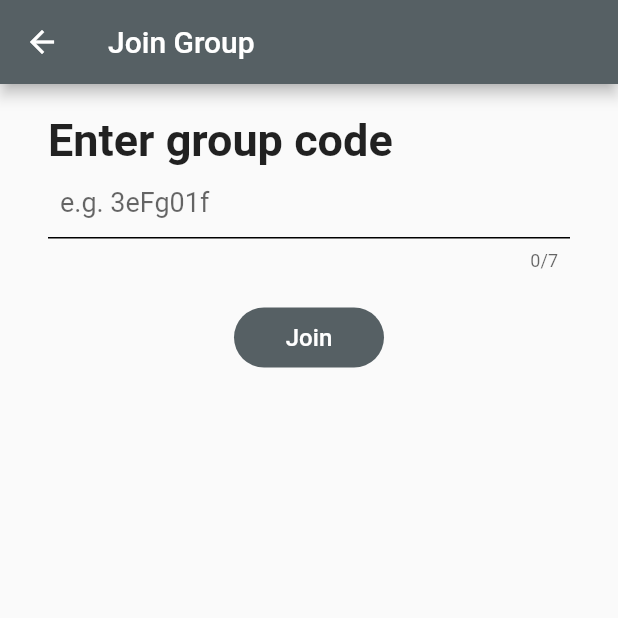
After one commit to sachinds501/location_tracker, a Flutter app: the screen it shows once a user with an empty profile is signed in, in the side drawer, after a tap on "Join Group", on a phone screen of 412 x 824 dp, the top half of it. The commit adds this screen. Run offline on Flutter 3.47's test engine with Material 2 defaults, Android fonts, the phone set to English and light mode, and no system bars; our stand-ins replace cloud_firestore, firebase_auth, firebase_core, flutter_speed_dial, google_maps_flutter, location and 3 more; accounts and stored records are empty.

Commit message:
created ui for join and create group | tab bar

```diff
--- a/lib/auth/setdetails.dart
+++ b/lib/auth/setdetails.dart
@@ -1,3 +1,5 @@
+// ignore_for_file: avoid_print
+
 import 'package:cloud_firestore/cloud_firestore.dart';
 import 'package:firebase_auth/firebase_auth.dart';
 import 'package:location/location.dart' as loc;
--- a/lib/drawer/drawer.dart
+++ b/lib/drawer/drawer.dart
@@ -1,9 +1,14 @@
-// ignore_for_file: prefer_const_constructors
+// ignore_for_file: prefer_const_constructors, use_build_context_synchronously
 
 import 'package:cloud_firestore/cloud_firestore.dart';
 import 'package:firebase_auth/firebase_auth.dart';
 import 'package:flutter/material.dart';
 import 'package:location_tracker/drawer/userprofile.dart';
+import 'package:location_tracker/group/create_group.dart';
+import 'package:location_tracker/group/join_group.dart';
+import 'package:location_tracker/widgets.dart';
+
+import '../auth/login.dart';
 
 class AppDrawer extends StatefulWidget {
   const AppDrawer({Key? key}) : super(key: key);
@@ -41,7 +46,30 @@ class _AppDrawerState extends State<AppDrawer> {
                       color: Color.fromARGB(255, 86, 96, 100),
                     ),
                     accountName: Text(name.toString()),
-                    accountEmail: Text('$name@gmail.com'.toLowerCase()))
+                    accountEmail: Text('$name@gmail.com'.toLowerCase())),
+                ListTile(
+                  title: Text('Join Group'),
+                  onTap: () {
+                    Navigator.of(context).push(SizeTransition5(JoinGroup()));
+                  },
+                ),
+                ListTile(
+                  title: Text('Create Group'),
+                  onTap: () {
+                    Navigator.of(context).push(SizeTransition5(CreateGroup()));
+                  },
+                ),
+                ListTile(
+                    leading: const Icon(Icons.logout),
+                    title: Text('Logout'),
+                    onTap: () async {
+                      await FirebaseAuth.instance.signOut();
+                      Navigator.pushAndRemoveUntil(
+                          context,
+                          MaterialPageRoute(
+                              builder: (context) => const LoginScreen()),
+                          (route) => false);
+                    }),
               ],
             ),
           );
--- a/lib/drawer/userprofile.dart
+++ b/lib/drawer/userprofile.dart
@@ -154,7 +154,7 @@ class _UserProfileState extends State<UserProfile> {
         .doc(user?.uid)
         .snapshots()
         .listen((userData) {
-      if (this.mounted) {
+      if (mounted) {
         setState(() {
           name = userData.data()!['name'];
         });
--- /dev/null
+++ b/lib/group/join_group.dart
@@ -0,0 +1,61 @@
+import 'package:flutter/material.dart';
+import 'package:location_tracker/widgets.dart';
+import 'package:velocity_x/velocity_x.dart';
+
+class JoinGroup extends StatefulWidget {
+  const JoinGroup({Key? key}) : super(key: key);
+
+  @override
+  State<JoinGroup> createState() => _JoinGroupState();
+}
+
+class _JoinGroupState extends State<JoinGroup> {
+  @override
+  Widget build(BuildContext context) {
+    return Scaffold(
+      appBar: myAppBar('Join Group'),
+      body: SafeArea(
+          child: Column(
+        children: [
+          ListTile(
+            title: 'Enter group code'.text.xl3.bold.make(),
+            subtitle: const TextField(
+              style: TextStyle(color: Colors.black, fontSize: 18),
+              decoration: InputDecoration(
+                  contentPadding: EdgeInsets.all(8.0),
+                  enabledBorder: UnderlineInputBorder(
+                    borderSide: BorderSide(color: Colors.black),
+                  ),
+                  focusColor: Colors.black,
+                  hintText: 'e.g. 3eFg01f'),
+              maxLength: 7,
+            ),
+          ),
+          const SizedBox(
+            height: 20,
+          ),
+          ElevatedButton(
+            style: ButtonStyle(
+              backgroundColor: MaterialStateProperty.all(
+                const Color.fromARGB(255, 86, 96, 100),
+              ),
+              elevation: MaterialStateProperty.all(0),
+              shape: MaterialStateProperty.all(
+                const StadiumBorder(),
+              ),
+            ),
+            onPressed: () {
+              // _formKey.currentState!.save();
+              // updateUser();
+              // _getdata();
+            },
+            child: const Text(
+              'Join',
+              style: TextStyle(color: Colors.white, fontSize: 16),
+            ),
+          ).wh(100, 40),
+        ],
+      ).p16()),
+    );
+  }
+}
--- a/lib/home.dart
+++ b/lib/home.dart
@@ -6,6 +6,7 @@ import 'package:cloud_firestore/cloud_firestore.dart';
 import 'package:firebase_auth/firebase_auth.dart';
 import 'package:location/location.dart' as loc;
 import 'package:flutter/material.dart';
+import 'package:location_tracker/widgets.dart';
 
 import 'auth/login.dart';
 import 'drawer/drawer.dart';
@@ -37,23 +38,18 @@ class _HomeState extends State<Home> {
 
   @override
   Widget build(BuildContext context) {
-    return Scaffold(
+    return DefaultTabController(
+      length: 2,
+      child: Scaffold(
         drawer: const AppDrawer(),
         appBar: AppBar(
           title: const Text('Live Location Tracker'),
           backgroundColor: const Color.fromARGB(255, 86, 96, 100),
-          actions: [
-            IconButton(
-                icon: const Icon(Icons.logout),
-                onPressed: () async {
-                  await FirebaseAuth.instance.signOut();
-                  Navigator.pushAndRemoveUntil(
-                      context,
-                      MaterialPageRoute(
-                          builder: (context) => const LoginScreen()),
-                      (route) => false);
-                }),
-          ]),
+
+          bottom: const TabBar(
+            tabs: [Tab(text: "Groups"), Tab(text: "Location status")],
+          ),
+        ),
         body: Column(
           children: [
             // TextButton(
@@ -102,7 +98,8 @@ class _HomeState extends State<Home> {
                         child: ListTile(
                           tileColor: Colors.grey[200],
                           shape: const RoundedRectangleBorder(
-                            borderRadius: BorderRadius.all(Radius.circular(8))),
+                              borderRadius:
+                                  BorderRadius.all(Radius.circular(8))),
                           title: Text("$name - $phone",
                               style: const TextStyle(
                                   fontSize: 18, fontWeight: FontWeight.bold)),
@@ -134,6 +131,7 @@ class _HomeState extends State<Home> {
             )),
           ],
         ),
+      ),
     );
   }
 
@@ -158,8 +156,6 @@ class _HomeState extends State<Home> {
     });
   }
 
-
-
   void _getdata() async {
     User? user = FirebaseAuth.instance.currentUser;
     FirebaseFirestore.instance
--- /dev/null
+++ b/lib/widgets.dart
@@ -0,0 +1,74 @@
+import 'package:flutter/material.dart';
+import 'package:flutter_speed_dial/flutter_speed_dial.dart';
+import 'package:location_tracker/group/join_group.dart';
+
+import 'group/create_group.dart';
+
+Widget myfloatingButton(BuildContext context) {
+  return SpeedDial(
+    animatedIcon: AnimatedIcons.add_event,
+    animatedIconTheme: const IconThemeData(size: 30.0),
+    // this is ignored if animatedIcon is non null
+    // child: Icon(Icons.add),
+    // visible: _dialVisible,
+
+    curve: Curves.bounceIn,
+    overlayColor: Colors.black,
+    overlayOpacity: 0.5,
+    heroTag: 'speed-dial-hero-tag',
+    backgroundColor: Colors.redAccent,
+    foregroundColor: Colors.white,
+    elevation: 8.0,
+    shape: const CircleBorder(),
+    children: [
+      SpeedDialChild(
+          child: const Icon(Icons.add_home),
+          backgroundColor: Colors.greenAccent,
+          label: 'Create new group',
+          // labelStyle: TextTheme(fontSize: 18.0),
+          onTap: () => {
+                Navigator.of(context).push(SizeTransition5(const CreateGroup()))
+              }),
+      SpeedDialChild(
+          child: const Icon(Icons.join_full),
+          backgroundColor: Colors.orangeAccent,
+          label: 'Join Group',
+          onTap: () {
+            Navigator.of(context).push(SizeTransition5(JoinGroup()));
+          }),
+    ],
+  );
+}
+
+class SizeTransition5 extends PageRouteBuilder {
+  final Widget page;
+
+  SizeTransition5(this.page)
+      : super(
+          pageBuilder: (context, animation, anotherAnimation) => page,
+          transitionDuration: const Duration(milliseconds: 1000),
+          reverseTransitionDuration: const Duration(milliseconds: 200),
+          transitionsBuilder: (context, animation, anotherAnimation, child) {
+            animation = CurvedAnimation(
+                curve: Curves.fastLinearToSlowEaseIn,
+                parent: animation,
+                reverseCurve: Curves.fastOutSlowIn);
+            return Align(
+              alignment: Alignment.centerRight,
+              child: SizeTransition(
+                axis: Axis.horizontal,
+                sizeFactor: animation,
+                axisAlignment: 0,
+                child: page,
+              ),
+            );
+          },
+        );
+}
+
+AppBar myAppBar(title) {
+  return AppBar(
+    title: Text(title),
+    backgroundColor: const Color.fromARGB(255, 86, 96, 100),
+  );
+}
--- a/pubspec.yaml
+++ b/pubspec.yaml
@@ -40,6 +40,8 @@ dependencies:
   permission_handler: ^10.0.0
   firebase_auth: ^3.11.2
   pinput: ^2.2.15
+  flutter_speed_dial: ^6.1.0+1
+  velocity_x: ^3.5.1
 
 dev_dependencies:
   flutter_test:
```
Also changed, not shown: lib/auth/login.dart (+6 -5 lines), lib/group/create_group.dart (added, +62 -0 lines), pubspec.lock. Lines whose indentation alone changed are shown as unchanged.
